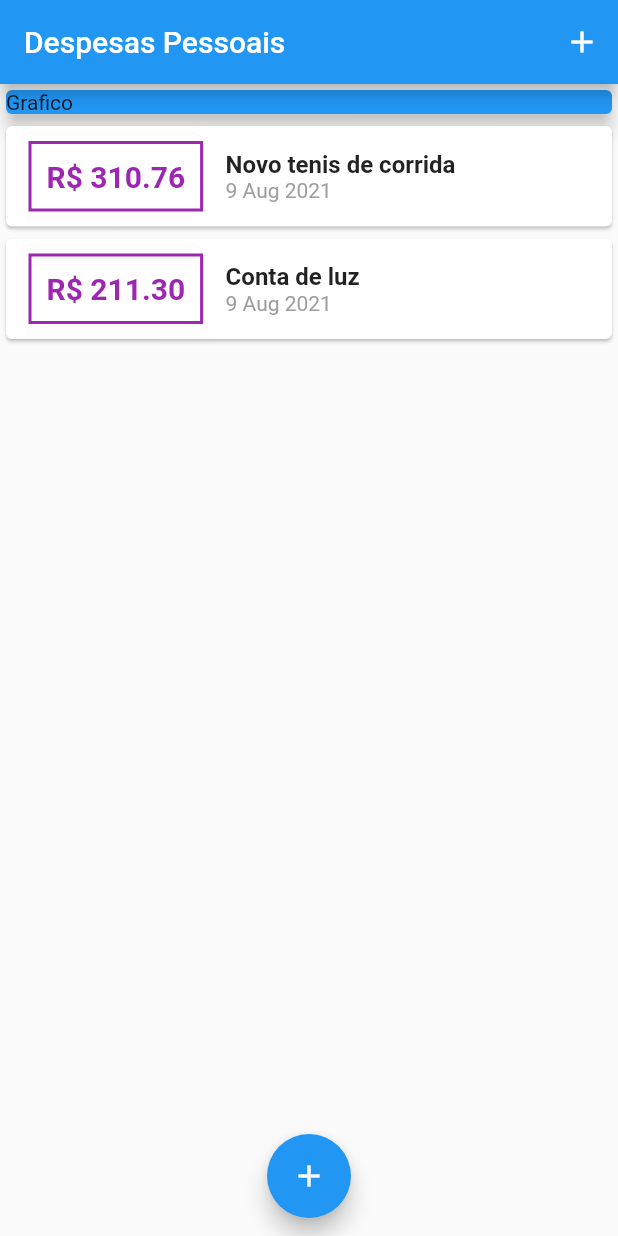
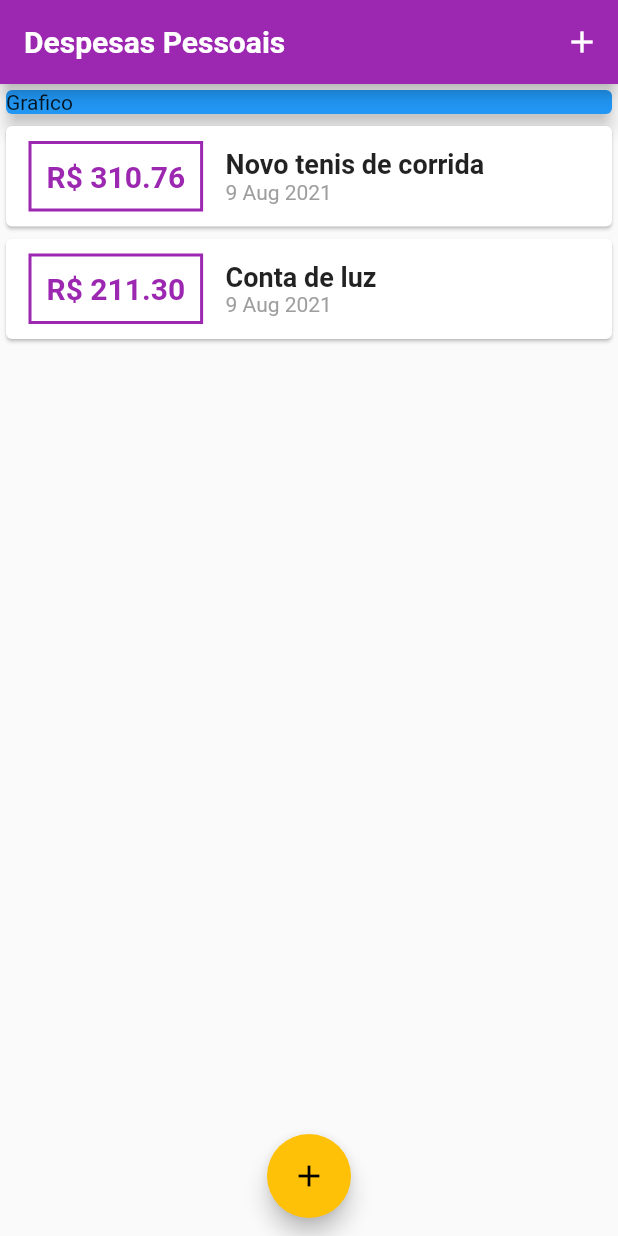
Before and after one commit to BoanergesJunior/flutter-learning, a Flutter app: the screen it shows after launch, on a phone screen of 412 x 824 dp. Run offline on Flutter 3.47's test engine with Material 2 defaults, Android fonts, the phone set to English and light mode, and no system bars.

Commit message:
add theme

```diff
--- a/expenses/lib/components/transaction_list.dart
+++ b/expenses/lib/components/transaction_list.dart
@@ -25,14 +25,14 @@ class TransactionList extends StatelessWidget {
                     vertical: 10,
                   ),
                   decoration: BoxDecoration(
-                      border: Border.all(color: Colors.purple, width: 2)),
+                      border: Border.all(color: Theme.of(context).primaryColor, width: 2)),
                   padding: EdgeInsets.all(10),
                   child: Text(
                     'R\$ ${item.value.toStringAsFixed(2)}',
                     style: TextStyle(
                       fontWeight: FontWeight.bold,
                       fontSize: 20,
-                      color: Colors.purple,
+                      color: Theme.of(context).primaryColor,
                     ),
                   ),
                 ),
@@ -41,8 +41,7 @@ class TransactionList extends StatelessWidget {
                   children: <Widget>[
                     Text(
                       item.title,
-                      style:
-                          TextStyle(fontSize: 16, fontWeight: FontWeight.bold),
+                      style: Theme.of(context).textTheme.headline6
                     ),
                     Text(
                       DateFormat('d MMM y').format(item.date),
--- a/expenses/lib/main.dart
+++ b/expenses/lib/main.dart
@@ -13,6 +13,27 @@ class ExpensesApp extends StatelessWidget {
   Widget build(BuildContext context) {
     return MaterialApp(
       home: MyHomePage(),
+      theme: ThemeData(
+        primarySwatch: Colors.purple,
+        accentColor: Colors.amber,
+        fontFamily: 'Quicksand',
+        textTheme: ThemeData.light().textTheme.copyWith(
+          headline6: TextStyle(
+            fontFamily: 'OpenSans',
+            fontSize: 18,
+            fontWeight: FontWeight.bold,
+          )
+        ),
+        appBarTheme: AppBarTheme(
+          textTheme: ThemeData.light().textTheme.copyWith(
+            headline6: TextStyle(
+              fontFamily: 'OpenSans',
+              fontSize: 20,
+              fontWeight: FontWeight.w600,
+            ),
+          ),
+        ),
+      ),
     );
   }
 }
```
Also changed, not shown: expenses/pubspec.yaml (+11 -6 lines), expenses/assets/fonts/OpenSans-Bold.ttf (added), expenses/assets/fonts/OpenSans-Regular.ttf (added), expenses/assets/fonts/Quicksand-Bold.ttf (added), expenses/assets/fonts/Quicksand-Light.ttf (added), expenses/assets/fonts/Quicksand-Medium.ttf (added), expenses/assets/fonts/Quicksand-Regular.ttf (added).
